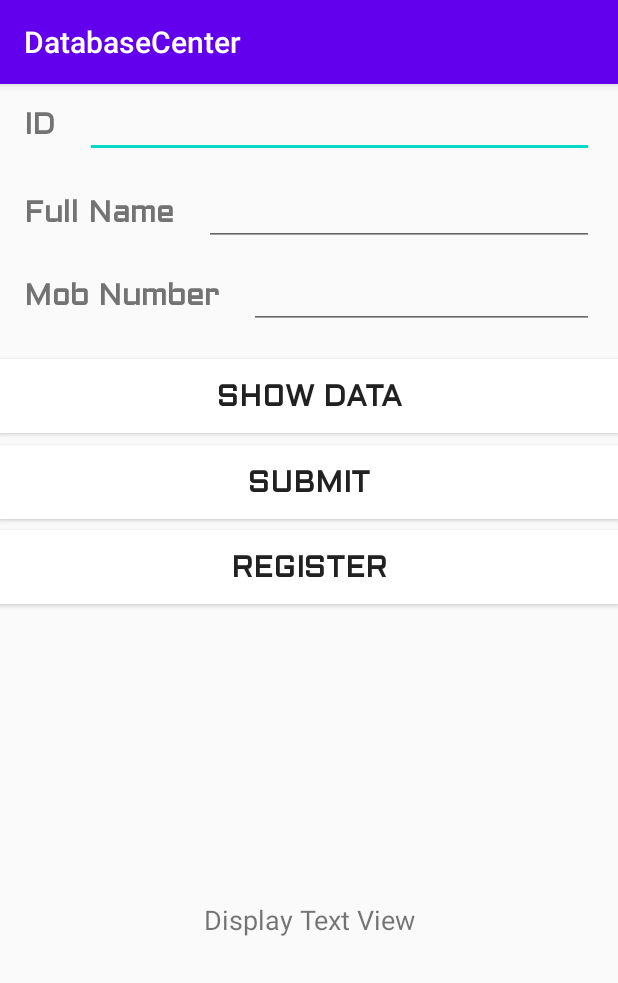
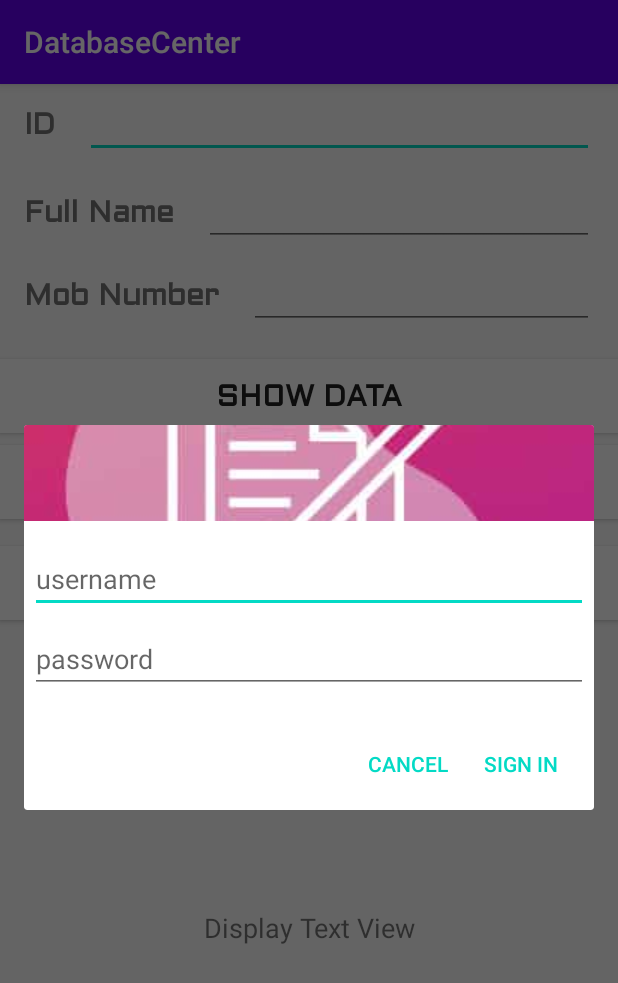
Before and after one commit to sophin123/DatabaseCenter, an Android app: the screen it shows after launch (MainActivity), after a tap on "SHOW DATA", on a phone screen of 412 x 824 dp. Shown: the top 983 px of the screen. Run offline under Robolectric (Android 15) with nearby library versions, the phone set to English and light mode, and no system bars; 4 statements that could not run were skipped.

Commit message:
Created Register Layout

```diff
--- a/app/build.gradle
+++ b/app/build.gradle
@@ -29,6 +29,10 @@ dependencies {
     implementation 'androidx.core:core-ktx:1.3.0'
     implementation 'androidx.appcompat:appcompat:1.1.0'
     implementation 'androidx.constraintlayout:constraintlayout:1.1.3'
+    implementation 'androidx.legacy:legacy-support-v4:1.0.0'
+    implementation 'androidx.navigation:navigation-fragment-ktx:2.2.2'
+    implementation 'androidx.navigation:navigation-ui-ktx:2.2.2'
+
     testImplementation 'junit:junit:4.12'
     androidTestImplementation 'androidx.test.ext:junit:1.1.1'
     androidTestImplementation 'androidx.test.espresso:espresso-core:3.2.0'
--- a/app/src/main/AndroidManifest.xml
+++ b/app/src/main/AndroidManifest.xml
@@ -9,6 +9,7 @@
         android:roundIcon="@mipmap/ic_launcher_round"
         android:supportsRtl="true"
         android:theme="@style/AppTheme">
+        <activity android:name=".RegisterActivity"></activity>
         <activity android:name=".MainActivity">
             <intent-filter>
                 <action android:name="android.intent.action.MAIN" />
--- a/app/src/main/java/com/example/databasecenter/DatabaseHelper.kt
+++ b/app/src/main/java/com/example/databasecenter/DatabaseHelper.kt
@@ -8,21 +8,34 @@ class DatabaseHelper(context:Context) : SQLiteOpenHelper(context, DATABASE_NAME,
 
 
     override fun onCreate(db: SQLiteDatabase?) {
-        db?.execSQL(Companion.SQL_CREATE_TABLE)
+        db?.execSQL(SQL_CREATE_TABLE)
+        db?.execSQL(SQL_REGISTER_TABLE)
     }
 
     override fun onUpgrade(db: SQLiteDatabase?, oldVersion: Int, newVersion: Int) {
         db?.execSQL(SQL_DELETE_ENTRIES)
+        db?.execSQL(SQL_REGISTER_DELETE)
         onCreate(db)
     }
     companion object{
         const val DATABASE_VERSION = 1
         const val DATABASE_NAME = "model.db"
+
+        //Table to store person details
         private const val SQL_CREATE_TABLE = "CREATE TABLE ${Model.ModelEntry.TABLE_NAME} (" +
                 "${Model.ModelEntry.COLUMN_ID} TEXT," +
                 "${Model.ModelEntry.COLUMN_NAME} TEXT," +
                 "${Model.ModelEntry.COLUMN_PHONENUMBER} TEXT)"
         private const val SQL_DELETE_ENTRIES = "DROP TABLE IF EXISTS ${Model.ModelEntry.TABLE_NAME}"
+
+        //Table to store new register member details
+        private const val SQL_REGISTER_TABLE = "CREATE TABLE ${Model.ModelEntry.SECOND_TABLE} (" +
+                "${Model.ModelEntry.COLUMN_FULLNAME} TEXT," +
+                "${Model.ModelEntry.COLUMN_EMAILADDRESS} TEXT," +
+                "${Model.ModelEntry.COLUMN_PASSWORD} TEXT," +
+                "${Model.ModelEntry.COLUMN_CONFIRMPASSWORD} TEXT)"
+        private const val SQL_REGISTER_DELETE = "DROP TABLE IF EXISTS ${Model.ModelEntry.SECOND_TABLE}"
+
     }
 
 }
--- a/app/src/main/java/com/example/databasecenter/MainActivity.kt
+++ b/app/src/main/java/com/example/databasecenter/MainActivity.kt
@@ -1,42 +1,56 @@
 package com.example.databasecenter
 
+import android.annotation.SuppressLint
+import android.content.ContentValues
+import android.content.Intent
+import android.database.Cursor
 import androidx.appcompat.app.AppCompatActivity
 import android.os.Bundle
+import android.util.Log
 import android.widget.Button
 import android.widget.EditText
 import android.widget.TextView
+import android.widget.Toast
 import kotlinx.android.synthetic.main.activity_main.*
 
 class MainActivity : AppCompatActivity() {
 
-    private lateinit var id: EditText
+    private lateinit var mid: EditText
     private lateinit var mfullName: EditText
-    private lateinit var mphoneNumber : EditText
+    private lateinit var mphoneNumber: EditText
     private lateinit var submitBtn: Button
+    private lateinit var registerBtn: Button
     private lateinit var displayTextView: TextView
+
+    private lateinit var musername: EditText
+    private lateinit var mpassword: EditText
+
 
     var dbHelper = DatabaseHelper(this)
     var missile = AlertDialog()
 
+    var username = ""
+    var password = ""
 
 
     override fun onCreate(savedInstanceState: Bundle?) {
         super.onCreate(savedInstanceState)
         setContentView(R.layout.activity_main)
 
-        id = findViewById(R.id.idEditText)
+        mid = findViewById(R.id.idEditText)
         mfullName = findViewById(R.id.fullNameEditText)
         mphoneNumber = findViewById(R.id.mobileNumberEditText)
         submitBtn = findViewById(R.id.submitBtn)
+        registerBtn = findViewById(R.id.registerBtn)
         displayTextView = findViewById(R.id.displayTextView)
 
 
-        submitBtn.setOnClickListener{
-            missile.show(supportFragmentManager, "dialog" )
+        musername = findViewById(R.id.usernameEditText)
+        mpassword = findViewById(R.id.passwordEditText)
 
 
-            /*
-            var id: String = id.text.toString()
+        submitBtn.setOnClickListener {
+            var id: String? = mid?.text?.toString()
             var fullName: String = mfullName.text.toString()
             var phoneNumber = mphoneNumber.text.toString()
 
@@ -49,40 +63,84 @@ class MainActivity : AppCompatActivity() {
                 put(Model.ModelEntry.COLUMN_PHONENUMBER, phoneNumber)
             }
 
+
             val newRowId = db?.insert(Model.ModelEntry.TABLE_NAME, null, values)
 
-            if (values.equals(-1)){
+            if (values.equals(-1)) {
                 Toast.makeText(applicationContext, "Problem Occur!", Toast.LENGTH_LONG).show()
 
-            }else{
-                Toast.makeText(applicationContext, "Data added Successfully", Toast.LENGTH_LONG).show()
+            } else {
+                Toast.makeText(applicationContext, "Data added Successfully", Toast.LENGTH_LONG)
+                    .show()
             }
 
-             */
+            mid.text.clear()
+            mfullName.text.clear()
+            mphoneNumber.text.clear()
+        }
+
+
+
+
+        registerBtn.setOnClickListener {
+            var intent = Intent(this, RegisterActivity::class.java)
+            startActivity(intent)
         }
 
         showDataBtn.setOnClickListener {
-            val db = dbHelper.readableDatabase
 
-            val projection = arrayOf(Model.ModelEntry.COLUMN_ID, Model.ModelEntry.COLUMN_NAME, Model.ModelEntry.COLUMN_PHONENUMBER)
+            getUsername()
 
-            val cursor = db.query(
-                Model.ModelEntry.TABLE_NAME,
-                projection,
-                null,
-                null,
-                null,
-                null,
-                null
-            )
-           cursor.moveToFirst()
-           displayTextView.text = cursor.getString(0) + cursor.getString(1) + cursor.getString(2)
+            missile.show(supportFragmentManager, "dialog")
+
 
         }
 
 
     }
 
+    @SuppressLint("SetTextI18n")
+    fun getUsername() {
+
+        username = musername.text.toString()
+        password = mpassword.text.toString()
+
+        musername.text.clear()
+        mpassword.text.clear()
 
 
+        val emailAddressFromRegister = intent.getStringExtra("email")
+        val passwordFromRegister = intent.getStringExtra("password")
+
+        Log.i("Email", "Email Address from register : $emailAddressFromRegister")
+        Log.i("Password", "Password Address from register : $passwordFromRegister")
+
+        //Read Database
+
+        val db = dbHelper.readableDatabase
+
+        val cursor: Cursor = db.rawQuery("SELECT * FROM personal_details", null)
+
+        val columnIndexId = cursor.getColumnIndex("id")
+        val columnIndexFullName = cursor.getColumnIndex("name")
+        val columnIndexPhoneNumber = cursor.getColumnIndex("phoneNumber")
+
+        if (username == emailAddressFromRegister && password == passwordFromRegister) {
+
+            if (cursor != null) {
+                if (cursor.moveToFirst()) {
+                    do {
+                        val Id = cursor.getString(columnIndexId)
+                        val FullName = cursor.getString(columnIndexFullName)
+                        val PhoneNumber = cursor.getString(columnIndexPhoneNumber)
+
+                        displayTextView.text = "ID: $Id \n FullName: $FullName \n PhoneNumber: $PhoneNumber"
+
+                    } while (cursor.moveToNext())
+                }
+            }
+        }else{
+            Toast.makeText(applicationContext, "Email Address and Username do not match", Toast.LENGTH_LONG).show()
+        }
+    }
 }
--- a/app/src/main/res/layout/activity_main.xml
+++ b/app/src/main/res/layout/activity_main.xml
@@ -45,7 +45,7 @@
         android:layout_marginEnd="16dp"
         android:autofillHints=""
         android:ems="10"
-        android:inputType="textPersonName"
+        android:inputType="number"
         app:layout_constraintEnd_toEndOf="parent"
         app:layout_constraintStart_toEndOf="@+id/textView"
         app:layout_constraintTop_toTopOf="parent" />
@@ -71,7 +71,7 @@
         android:layout_marginTop="10dp"
         android:layout_marginEnd="16dp"
         android:ems="10"
-        android:inputType="textPersonName"
+        android:inputType="number"
         app:layout_constraintEnd_toEndOf="parent"
         app:layout_constraintStart_toEndOf="@+id/textView3"
         app:layout_constraintTop_toBottomOf="@+id/fullNameEditText" />
@@ -109,24 +109,14 @@
         app:layout_constraintTop_toBottomOf="@+id/registerBtn"
         tools:layout_editor_absoluteX="16dp" />
 
-    <ProgressBar
-        android:id="@+id/progressBar"
-        style="?android:attr/progressBarStyle"
-        android:layout_width="25dp"
-        android:layout_height="25dp"
-        android:visibility="gone"
-        app:layout_constraintBottom_toBottomOf="@+id/displayTextView"
-        app:layout_constraintEnd_toEndOf="@+id/displayTextView"
-        app:layout_constraintStart_toStartOf="@+id/displayTextView"
-        app:layout_constraintTop_toBottomOf="@+id/submitBtn" />
-
     <Button
         android:id="@+id/registerBtn"
         style="@style/buttonStyle"
         android:layout_width="match_parent"
         android:layout_height="wrap_content"
-        android:layout_marginTop="7dp"
+        android:layout_marginTop="18dp"
         android:text="Register"
         app:layout_constraintTop_toBottomOf="@+id/submitBtn"
-        tools:layout_editor_absoluteX="161dp" />
+        tools:layout_editor_absoluteX="-16dp" />
+
 </androidx.constraintlayout.widget.ConstraintLayout>
--- a/app/src/main/res/layout/dialog_sigin.xml
+++ b/app/src/main/res/layout/dialog_sigin.xml
@@ -15,7 +15,7 @@
     <EditText
         android:layout_width="match_parent"
         android:layout_height="wrap_content"
-        android:id="@+id/username"
+        android:id="@+id/usernameEditText"
         android:inputType="textEmailAddress"
         android:layout_marginTop="16dp"
         android:layout_marginLeft="4dp"
@@ -24,7 +24,7 @@
         android:hint="username"/>
 
     <EditText
-        android:id="@+id/password"
+        android:id="@+id/passwordEditText"
         android:inputType="textPassword"
         android:layout_width="match_parent"
         android:layout_height="wrap_content"
--- a/app/src/main/res/values/strings.xml
+++ b/app/src/main/res/values/strings.xml
@@ -6,4 +6,8 @@
     <string name="find_id">Show Data</string>
     <string name="submit">submit</string>
     <string name="display_text_view">Display Text View</string>
+    <!-- TODO: Remove or change this placeholder text -->
+    <string name="hello_blank_fragment">Hello blank fragment</string>
+    <string name="agreementText">Agree with</string>
+    <string name="termsandcondition">www.google.com</string>
 </resources>
--- a/app/src/main/res/values/styles.xml
+++ b/app/src/main/res/values/styles.xml
@@ -21,4 +21,10 @@
         <item name="android:background">@android:color/background_light</item>
     </style>
 
+    <style name="registerEditText">
+        <item name="android:backgroundTint">@android:color/holo_blue_light</item>
+        <item name="android:ems">10</item>
+        <item name="android:fontFamily">@font/roboto_medium</item>
+    </style>
+
 </resources>
```
Also changed, not shown: app/src/main/java/com/example/databasecenter/Model.kt (+8 -1 lines), app/src/main/java/com/example/databasecenter/RegisterActivity.kt (added, +118 -0 lines), app/src/main/res/layout/activity_register.xml (added, +136 -0 lines), app/src/main/res/drawable/layout_background.png (added), app/src/main/res/font/roboto_medium.ttf (added).
